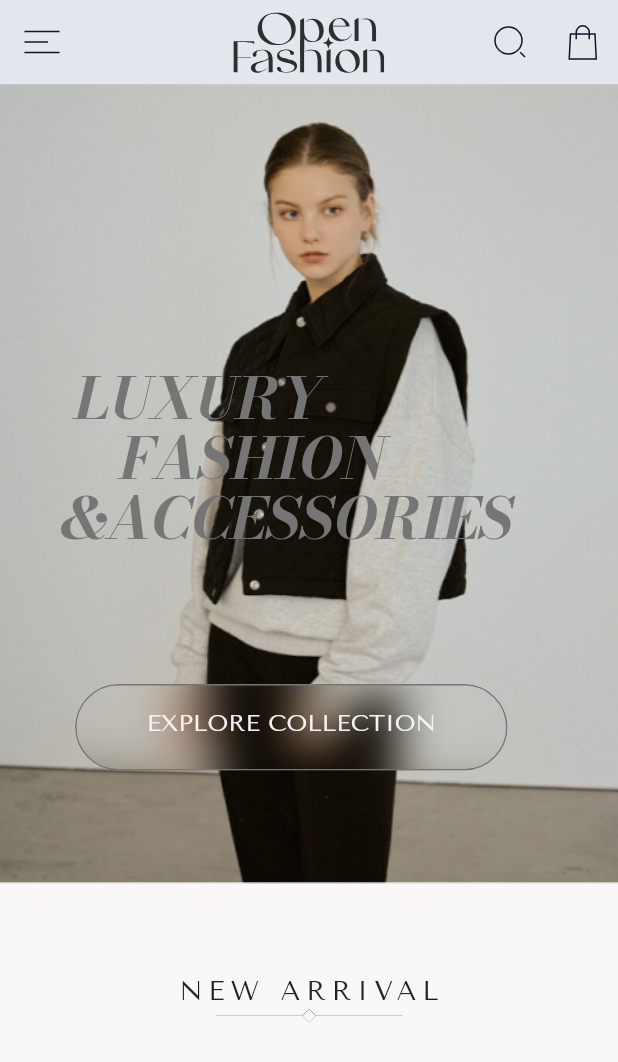
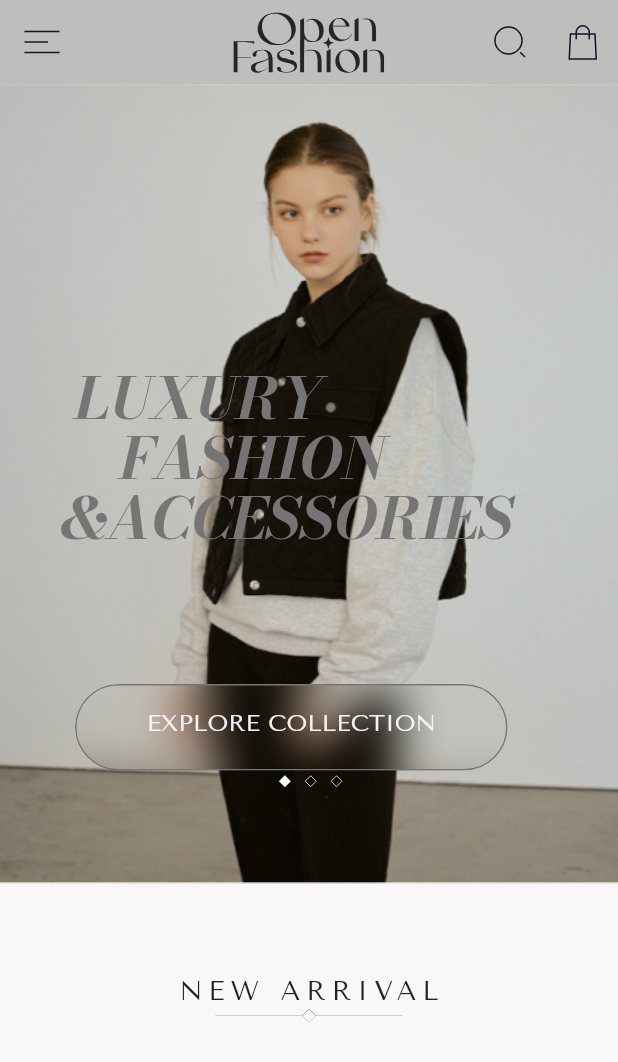
Before and after one commit to olndl/open_fashion, a Flutter app: the screen it shows after launch, on a phone screen of 412 x 824 dp. Shown: the top 1062 px of the screen. Run offline on Flutter 3.47's test engine with Material 2 defaults, Android fonts, the phone set to English and light mode, and no system bars; our stand-ins replace flutter_svg, freezed_annotation; generated files the repository leaves out were written again.

Commit message:
some fixes

```diff
--- a/lib/core/theme/colors_guide.dart
+++ b/lib/core/theme/colors_guide.dart
@@ -11,7 +11,7 @@ abstract class ColorsGuide {
   static Color offWhite = const Color(0xffF4F2F4);
   static Color primary = const Color(0xffA8715A);
   static Color secondary = const Color(0xffDD8560);
-  static Color barBackground = const Color(0xffE2E6ED);
+  static Color barBackground = const Color(0xffBCBFBB);
   // static Color colorPressedButtonOverlay =
   //     const Color(0xff000000).withOpacity(0.1);
 }
--- a/lib/gen/assets.gen.dart
+++ b/lib/gen/assets.gen.dart
@@ -31,8 +31,21 @@ class $LibAssetsPngGen {
   AssetGenImage get imageMain =>
       const AssetGenImage('lib/assets/png/image_main.png');
 
+  /// File path: lib/assets/png/image_main1.png
+  AssetGenImage get imageMain1 =>
+      const AssetGenImage('lib/assets/png/image_main1.png');
+
+  /// File path: lib/assets/png/image_main2.png
+  AssetGenImage get imageMain2 =>
+      const AssetGenImage('lib/assets/png/image_main2.png');
+
+  /// File path: lib/assets/png/image_main3.png
+  AssetGenImage get imageMain3 =>
+      const AssetGenImage('lib/assets/png/image_main3.png');
+
   /// List of all assets
-  List<AssetGenImage> get values => [imageMain];
+  List<AssetGenImage> get values =>
+      [imageMain, imageMain1, imageMain2, imageMain3];
 }
 
 class $LibAssetsSvgGen {
@@ -114,6 +127,14 @@ class $LibAssetsSvgGen {
   /// File path: lib/assets/svg/plus.svg
   SvgGenImage get plus => const SvgGenImage('lib/assets/svg/plus.svg');
 
+  /// File path: lib/assets/svg/rectangle_empty.svg
+  SvgGenImage get rectangleEmpty =>
+      const SvgGenImage('lib/assets/svg/rectangle_empty.svg');
+
+  /// File path: lib/assets/svg/rectangle_fill.svg
+  SvgGenImage get rectangleFill =>
+      const SvgGenImage('lib/assets/svg/rectangle_fill.svg');
+
   /// File path: lib/assets/svg/refresh.svg
   SvgGenImage get refresh => const SvgGenImage('lib/assets/svg/refresh.svg');
 
@@ -164,6 +185,8 @@ class $LibAssetsSvgGen {
         location,
         menu,
         plus,
+        rectangleEmpty,
+        rectangleFill,
         refresh,
         resize,
         search,
--- a/lib/presentation/pages/home/home_page.dart
+++ b/lib/presentation/pages/home/home_page.dart
@@ -20,7 +20,7 @@ class _HomePageState extends State<HomePage>
   @override
   void initState() {
     _scrollController = ScrollController();
-    _tabController = TabController(vsync: this, length: 2);
+    _tabController = TabController(vsync: this, length: 3);
     super.initState();
   }
 
@@ -52,7 +52,7 @@ class _HomePageState extends State<HomePage>
                       SliverToBoxAdapter(
                         child: OnboardingBanner(
                           image: pic,
-                          count: tabs.length,
+                          count: tabs.indexOf(pic),
                           firstText: 'luxury',
                           secondText: 'fashion',
                           thirdText: '&accessories',
--- a/lib/presentation/widgets/onboarding_banner.dart
+++ b/lib/presentation/widgets/onboarding_banner.dart
@@ -1,6 +1,8 @@
 import 'package:flutter/cupertino.dart';
 import 'package:flutter/material.dart';
+import 'package:open_fashion/presentation/utils/dimensions/dimension.dart';
 import 'package:open_fashion/presentation/widgets/button_in.dart';
+import 'package:open_fashion/presentation/widgets/points.dart';
 
 import '../../core/theme/colors_guide.dart';
 import '../../gen/fonts.gen.dart';
@@ -23,7 +25,6 @@ class OnboardingBanner extends StatelessWidget {
 
   @override
   Widget build(BuildContext context) {
-    //TODO need SliverStack
     return Stack(
       alignment: AlignmentDirectional.center,
       children: <Widget>[
@@ -68,6 +69,12 @@ class OnboardingBanner extends StatelessWidget {
           ),
         ),
         Positioned(left: 50, top: 400, child: ButtonIn()),
+        Positioned(
+            left: 45.percentOfWidth,
+            top: 460,
+            child: Points(
+              count: count,
+            )),
       ],
     );
   }
--- /dev/null
+++ b/lib/presentation/widgets/points.dart
@@ -0,0 +1,61 @@
+import 'package:flutter/cupertino.dart';
+import 'package:open_fashion/gen/assets.gen.dart';
+import 'package:open_fashion/presentation/utils/dimensions/dimension.dart';
+
+class Points extends StatelessWidget {
+  final int count;
+  const Points({Key? key, required this.count}) : super(key: key);
+
+  @override
+  Widget build(BuildContext context) {
+    switch (count) {
+      case 0:
+        return Row(
+          //mainAxisSize: MainAxisSize.min,
+          children: [
+            Assets.lib.assets.svg.rectangleFill.svg(),
+            SizedBox(
+              width: 2.percentOfWidth,
+            ),
+            Assets.lib.assets.svg.rectangleEmpty.svg(),
+            SizedBox(
+              width: 2.percentOfWidth,
+            ),
+            Assets.lib.assets.svg.rectangleEmpty.svg()
+          ],
+        );
+      case 1:
+        return Row(
+          //mainAxisSize: MainAxisSize.min,
+          children: [
+            Assets.lib.assets.svg.rectangleEmpty.svg(),
+            SizedBox(
+              width: 2.percentOfWidth,
+            ),
+            Assets.lib.assets.svg.rectangleFill.svg(),
+            SizedBox(
+              width: 2.percentOfWidth,
+            ),
+            Assets.lib.assets.svg.rectangleEmpty.svg()
+          ],
+        );
+      case 2:
+        return Row(
+          //mainAxisSize: MainAxisSize.min,
+          children: [
+            Assets.lib.assets.svg.rectangleEmpty.svg(),
+            SizedBox(
+              width: 2.percentOfWidth,
+            ),
+            Assets.lib.assets.svg.rectangleEmpty.svg(),
+            SizedBox(
+              width: 2.percentOfWidth,
+            ),
+            Assets.lib.assets.svg.rectangleFill.svg()
+          ],
+        );
+      default:
+        return Container();
+    }
+  }
+}
--- a/pubspec.yaml
+++ b/pubspec.yaml
@@ -23,7 +23,6 @@ dependencies:
   flutter_svg: ^1.0.0
   freezed_annotation: ^2.2.0
   json_annotation: ^4.7.0
-  sliver_tools: ^0.2.8
 
 dev_dependencies:
   flutter_test:
```
Also changed, not shown: lib/assets/svg/rectangle_empty.svg (added), lib/assets/svg/rectangle_fill.svg (added), pubspec.lock.
